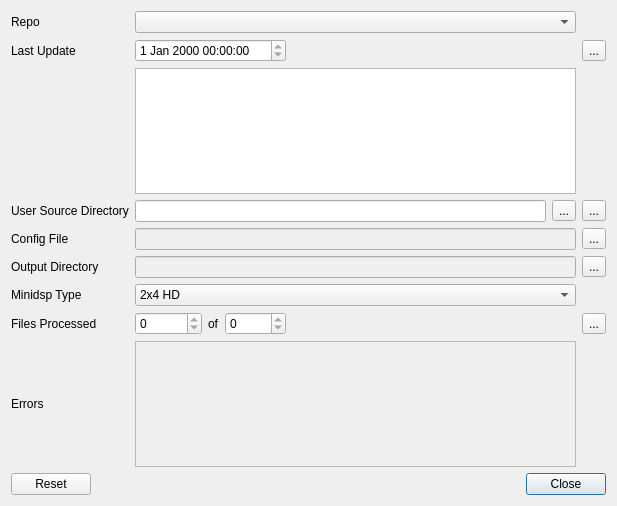
Before: the Qt Designer form src/main/python/ui/minidsp.ui in 3ll3d00d/beqdesigner, drawn with Qt 5.
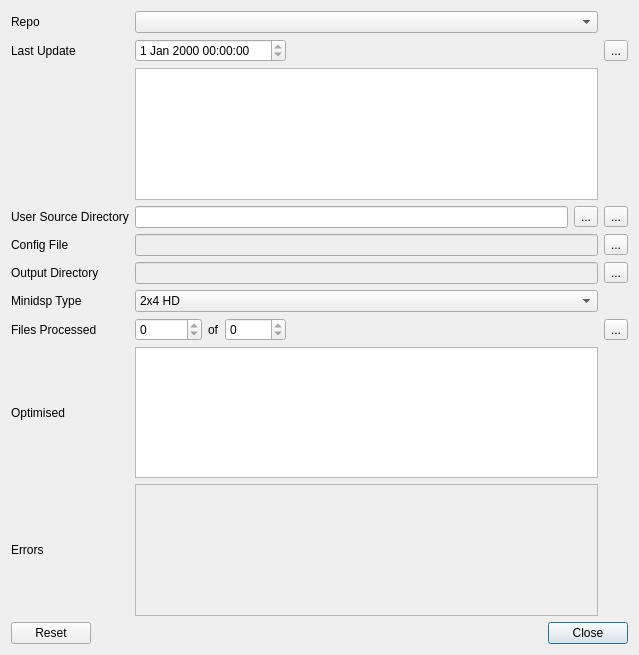
After: the same form once the commit is applied.

Commit message: add basic support for filter optimisation (LS unstacking) #312

```diff
--- a/src/main/python/ui/minidsp.ui
+++ b/src/main/python/ui/minidsp.ui
@@ -6,8 +6,8 @@
    <rect>
     <x>0</x>
     <y>0</y>
-    <width>617</width>
-    <height>506</height>
+    <width>639</width>
+    <height>655</height>
    </rect>
   </property>
   <property name="windowTitle">
@@ -25,24 +25,35 @@
     </widget>
    </item>
    <item row="0" column="0">
-    <layout class="QGridLayout" name="innerLayout" rowstretch="0,0,0,0,0,0,0,0,0" columnstretch="0,0,0,0,0,0">
-     <item row="0" column="1" colspan="4">
-      <widget class="QComboBox" name="beqRepos"/>
+    <layout class="QGridLayout" name="innerLayout" rowstretch="0,0,0,0,0,0,0,0,0,0" columnstretch="0,0,0,0,0,0">
+     <item row="5" column="0">
+      <widget class="QLabel" name="outputDirectoryLabel">
+       <property name="text">
+        <string>Output Directory</string>
+       </property>
+      </widget>
      </item>
-     <item row="5" column="1" colspan="4">
-      <widget class="QLineEdit" name="outputDirectory">
-       <property name="enabled">
-        <bool>false</bool>
+     <item row="7" column="0">
+      <widget class="QLabel" name="filesProcessedLabel">
+       <property name="text">
+        <string>Files Processed</string>
        </property>
+      </widget>
+     </item>
+     <item row="7" column="3">
+      <widget class="QSpinBox" name="totalFiles">
        <property name="readOnly">
         <bool>true</bool>
        </property>
+       <property name="maximum">
+        <number>10000</number>
+       </property>
       </widget>
      </item>
-     <item row="7" column="5">
-      <widget class="QToolButton" name="processFiles">
+     <item row="4" column="0">
+      <widget class="QLabel" name="configFileLabel">
        <property name="text">
-        <string>...</string>
+        <string>Config File</string>
        </property>
       </widget>
      </item>
@@ -64,58 +75,49 @@
        </item>
       </layout>
      </item>
-     <item row="3" column="0">
-      <widget class="QLabel" name="userSourceDirLabel">
-       <property name="text">
-        <string>User Source Directory</string>
-       </property>
-      </widget>
-     </item>
-     <item row="7" column="2">
-      <widget class="QLabel" name="ofLabel">
-       <property name="text">
-        <string>of</string>
-       </property>
-      </widget>
-     </item>
-     <item row="6" column="0">
-      <widget class="QLabel" name="minidspTypeLabel">
-       <property name="text">
-        <string>Minidsp Type</string>
-       </property>
-      </widget>
-     </item>
-     <item row="7" column="0">
-      <widget class="QLabel" name="filesProcessedLabel">
-       <property name="text">
-        <string>Files Processed</string>
-       </property>
-      </widget>
-     </item>
-     <item row="2" column="1" colspan="4">
-      <widget class="QPlainTextEdit" name="lastCommitMessage">
+     <item row="1" column="1" colspan="3">
+      <widget class="QDateTimeEdit" name="lastCommitDate">
        <property name="readOnly">
         <bool>true</bool>
        </property>
       </widget>
      </item>
-     <item row="7" column="3">
-      <widget class="QSpinBox" name="totalFiles">
-       <property name="readOnly">
-        <bool>true</bool>
-       </property>
-       <property name="maximum">
-        <number>10000</number>
-       </property>
+     <item row="0" column="1" colspan="4">
+      <widget class="QComboBox" name="beqRepos"/>
+     </item>
+     <item row="6" column="1" colspan="4">
+      <widget class="QComboBox" name="minidspType">
+       <item>
+        <property name="text">
+         <string>2x4 HD</string>
+        </property>
+       </item>
+       <item>
+        <property name="text">
+         <string>2x4</string>
+        </property>
+       </item>
+       <item>
+        <property name="text">
+         <string>10x10 HD</string>
+        </property>
+       </item>
       </widget>
      </item>
-     <item row="8" column="1" colspan="4">
+     <item row="9" column="1" colspan="4">
       <widget class="QListWidget" name="errors">
        <property name="enabled">
         <bool>false</bool>
        </property>
       </widget>
      </item>
+     <item row="9" column="0">
+      <widget class="QLabel" name="errorsLabel">
+       <property name="text">
+        <string>Errors</string>
+       </property>
+      </widget>
+     </item>
      <item row="1" column="0">
       <widget class="QLabel" name="lastUpdateLabel">
        <property name="text">
@@ -123,6 +125,30 @@
        </property>
       </widget>
      </item>
+     <item row="5" column="1" colspan="4">
+      <widget class="QLineEdit" name="outputDirectory">
+       <property name="enabled">
+        <bool>false</bool>
+       </property>
+       <property name="readOnly">
+        <bool>true</bool>
+       </property>
+      </widget>
+     </item>
+     <item row="7" column="5">
+      <widget class="QToolButton" name="processFiles">
+       <property name="text">
+        <string>...</string>
+       </property>
+      </widget>
+     </item>
+     <item row="6" column="0">
+      <widget class="QLabel" name="minidspTypeLabel">
+       <property name="text">
+        <string>Minidsp Type</string>
+       </property>
+      </widget>
+     </item>
      <item row="7" column="1">
       <widget class="QSpinBox" name="filesProcessed">
        <property name="readOnly">
@@ -133,30 +159,6 @@
        </property>
       </widget>
      </item>
-     <item row="4" column="0">
-      <widget class="QLabel" name="configFileLabel">
-       <property name="text">
-        <string>Config File</string>
-       </property>
-      </widget>
-     </item>
-     <item row="4" column="1" colspan="4">
-      <widget class="QLineEdit" name="configFile">
-       <property name="enabled">
-        <bool>false</bool>
-       </property>
-       <property name="readOnly">
-        <bool>true</bool>
-       </property>
-      </widget>
-     </item>
-     <item row="1" column="4">
-      <widget class="QLabel" name="infoLabel">
-       <property name="text">
-        <string/>
-       </property>
-      </widget>
-     </item>
      <item row="7" column="4">
       <spacer name="horizontalSpacer">
        <property name="orientation">
@@ -177,37 +179,28 @@
        </property>
       </widget>
      </item>
-     <item row="5" column="0">
-      <widget class="QLabel" name="outputDirectoryLabel">
-       <property name="text">
-        <string>Output Directory</string>
+     <item row="2" column="1" colspan="4">
+      <widget class="QPlainTextEdit" name="lastCommitMessage">
+       <property name="readOnly">
+        <bool>true</bool>
        </property>
       </widget>
      </item>
-     <item row="4" column="5">
-      <widget class="QToolButton" name="configFilePicker">
+     <item row="7" column="2">
+      <widget class="QLabel" name="ofLabel">
        <property name="text">
-        <string>...</string>
+        <string>of</string>
        </property>
       </widget>
      </item>
-     <item row="6" column="1" colspan="4">
-      <widget class="QComboBox" name="minidspType">
-       <item>
-        <property name="text">
-         <string>2x4 HD</string>
-        </property>
-       </item>
-       <item>
-        <property name="text">
-         <string>2x4</string>
-        </property>
-       </item>
-       <item>
-        <property name="text">
-         <string>10x10 HD</string>
-        </property>
-       </item>
+     <item row="4" column="1" colspan="4">
+      <widget class="QLineEdit" name="configFile">
+       <property name="enabled">
+        <bool>false</bool>
+       </property>
+       <property name="readOnly">
+        <bool>true</bool>
+       </property>
       </widget>
      </item>
      <item row="5" column="5">
@@ -217,6 +210,34 @@
        </property>
       </widget>
      </item>
+     <item row="1" column="5">
+      <widget class="QToolButton" name="refreshGitRepo">
+       <property name="text">
+        <string>...</string>
+       </property>
+      </widget>
+     </item>
+     <item row="1" column="4">
+      <widget class="QLabel" name="infoLabel">
+       <property name="text">
+        <string/>
+       </property>
+      </widget>
+     </item>
+     <item row="4" column="5">
+      <widget class="QToolButton" name="configFilePicker">
+       <property name="text">
+        <string>...</string>
+       </property>
+      </widget>
+     </item>
+     <item row="3" column="0">
+      <widget class="QLabel" name="userSourceDirLabel">
+       <property name="text">
+        <string>User Source Directory</string>
+       </property>
+      </widget>
+     </item>
      <item row="3" column="5">
       <widget class="QToolButton" name="userSourceDirPicker">
        <property name="text">
@@ -225,25 +246,14 @@
       </widget>
      </item>
      <item row="8" column="0">
-      <widget class="QLabel" name="errorsLabel">
+      <widget class="QLabel" name="optimisedLabel">
        <property name="text">
-        <string>Errors</string>
+        <string>Optimised</string>
        </property>
       </widget>
      </item>
-     <item row="1" column="1" colspan="3">
-      <widget class="QDateTimeEdit" name="lastCommitDate">
-       <property name="readOnly">
-        <bool>true</bool>
-       </property>
-      </widget>
-     </item>
-     <item row="1" column="5">
-      <widget class="QToolButton" name="refreshGitRepo">
-       <property name="text">
-        <string>...</string>
-       </property>
-      </widget>
+     <item row="8" column="1" colspan="4">
+      <widget class="QListWidget" name="optimised"/>
      </item>
     </layout>
    </item>
```
The commit also changes 2 other files.
